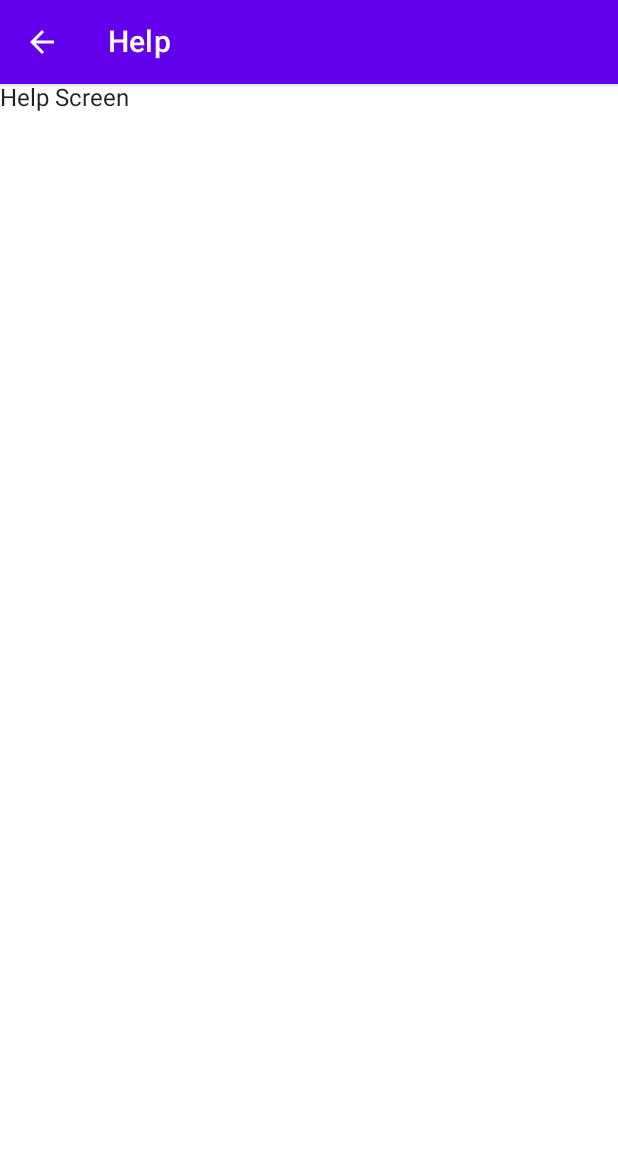
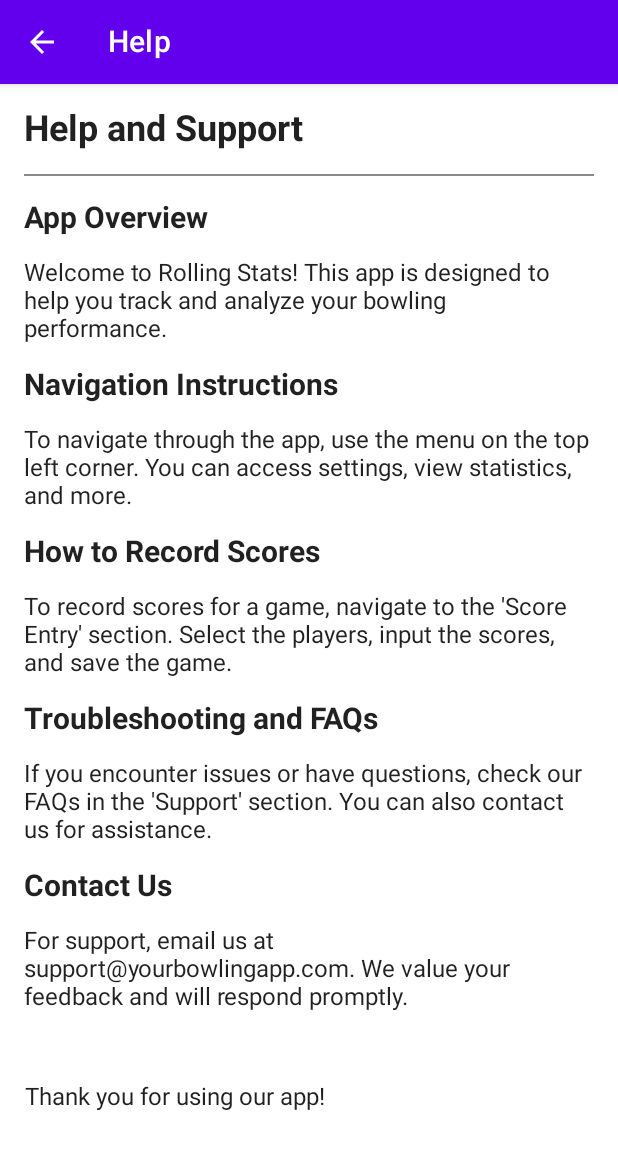
Before and after one commit to Roscoeriley/Senior-Project, an Android app built with Jetpack Compose: the HelpScreen screen opened through its navigation route, on a phone screen of 412 x 824 dp. Shown: the top 1150 px of the screen. Run offline under Robolectric (Android 15) with nearby library versions, the phone set to English and light mode, and no system bars.

```diff
--- a/app/src/main/java/com/example/seniorproject/ui/theme/AddLeague.kt
+++ b/app/src/main/java/com/example/seniorproject/ui/theme/AddLeague.kt
@@ -116,7 +116,7 @@ fun WeeksRow(modifier: Modifier = Modifier) {
 
     Row(modifier = modifier
         .fillMaxWidth()
-        .size(48.dp), verticalAlignment = Alignment.CenterVertically) {
+        .size(100.dp), verticalAlignment = Alignment.CenterVertically) {
         Text(text = stringResource(R.string.number_of_weeks))
         EditNumberField(
             label = R.string.number_of_weeks,
@@ -139,7 +139,7 @@ fun GamesPerWeekRow(modifier: Modifier = Modifier) {
 
     Row(modifier = modifier
         .fillMaxWidth()
-        .size(48.dp), verticalAlignment = Alignment.CenterVertically) {
+        .size(100.dp), verticalAlignment = Alignment.CenterVertically) {
         Text(text = stringResource(R.string.games_per_week))
         EditNumberField(
             label = R.string.games_per_week,
@@ -162,7 +162,7 @@ fun GamesPerSeriesRow(modifier: Modifier = Modifier) {
 
     Row(modifier = modifier
         .fillMaxWidth()
-        .size(48.dp), verticalAlignment = Alignment.CenterVertically) {
+        .size(100.dp), verticalAlignment = Alignment.CenterVertically) {
         Text(text = stringResource(R.string.games_per_series))
         EditNumberField(
             label = R.string.games_per_series,
--- a/app/src/main/java/com/example/seniorproject/ui/theme/HelpScreen.kt
+++ b/app/src/main/java/com/example/seniorproject/ui/theme/HelpScreen.kt
@@ -1,15 +1,101 @@
 package com.example.seniorproject.ui.theme
 
+import androidx.compose.foundation.layout.Arrangement
+import androidx.compose.foundation.layout.Column
+import androidx.compose.foundation.layout.Spacer
+import androidx.compose.foundation.layout.fillMaxSize
+import androidx.compose.foundation.layout.height
+import androidx.compose.foundation.layout.padding
+import androidx.compose.material.Divider
 import androidx.compose.material.Text
 import androidx.compose.runtime.Composable
+import androidx.compose.ui.Modifier
+import androidx.compose.ui.graphics.Color
+import androidx.compose.ui.text.font.FontWeight
+import androidx.compose.ui.text.style.TextAlign
 import androidx.compose.ui.tooling.preview.Preview
+import androidx.compose.ui.unit.dp
+import androidx.compose.ui.unit.sp
 
 @Composable
 fun HelpScreen() {
-    Text(text = "Help Screen")
+    Column(
+        modifier = Modifier
+            .fillMaxSize()
+            .padding(16.dp),
+        verticalArrangement = Arrangement.spacedBy(16.dp)
+    ) {
+        Text(
+            text = "Help and Support",
+            fontSize = 24.sp,
+            fontWeight = FontWeight.Bold
+        )
+        Divider(color = Color.Gray, thickness = 1.dp)
+
+        Text(
+            text = "App Overview",
+            fontSize = 20.sp,
+            fontWeight = FontWeight.Bold
+        )
+        Text(
+            text = "Welcome to Rolling Stats! This app is designed to help you track and analyze your bowling performance.",
+            fontSize = 16.sp
+        )
+
+        Text(
+            text = "Navigation Instructions",
+            fontSize = 20.sp,
+            fontWeight = FontWeight.Bold
+        )
+        Text(
+            text = "To navigate through the app, use the menu on the top left corner. You can access settings, view statistics, and more.",
+            fontSize = 16.sp
+        )
+
+        Text(
+            text = "How to Record Scores",
+            fontSize = 20.sp,
+            fontWeight = FontWeight.Bold
+        )
+        Text(
+            text = "To record scores for a game, navigate to the 'Score Entry' section. Select the players, input the scores, and save the game.",
+            fontSize = 16.sp
+        )
+
+        Text(
+            text = "Troubleshooting and FAQs",
+            fontSize = 20.sp,
+            fontWeight = FontWeight.Bold
+        )
+        Text(
+            text = "If you encounter issues or have questions, check our FAQs in the 'Support' section. You can also contact us for assistance.",
+            fontSize = 16.sp
+        )
+
+        Text(
+            text = "Contact Us",
+            fontSize = 20.sp,
+            fontWeight = FontWeight.Bold
+        )
+        Text(
+            text = "For support, email us at support@yourbowlingapp.com. We value your feedback and will respond promptly.",
+            fontSize = 16.sp
+        )
+
+        // Add more sections as needed (Privacy, Tips, etc.)
+
+        Spacer(modifier = Modifier.height(16.dp))
+
+        Text(
+            text = "Thank you for using our app!",
+            fontSize = 16.sp,
+            textAlign = TextAlign.Center
+        )
+    }
 }
 
-@Preview
+
+@Preview(showBackground = true)
 @Composable
 fun HelpPreview(){
     HelpScreen()
--- a/app/src/main/res/values/strings.xml
+++ b/app/src/main/res/values/strings.xml
@@ -9,6 +9,7 @@
     <string name="professional">Professional</string>
     <string name="statistics">Statistics</string>
     <string name="settings">Settings</string>
+    <string name="tips">Tips</string>
     <string name="help">Help</string>
     //misc
     <string name="add_league">Add League</string>
```
Also changed, not shown: app/src/main/java/com/example/seniorproject/BowlingAppScreen.kt (+10 -1 lines), app/src/main/java/com/example/seniorproject/ui/theme/MainScreen.kt (+8 -0 lines), app/src/main/java/com/example/seniorproject/ui/theme/Tips.kt (added, +104 -0 lines).
